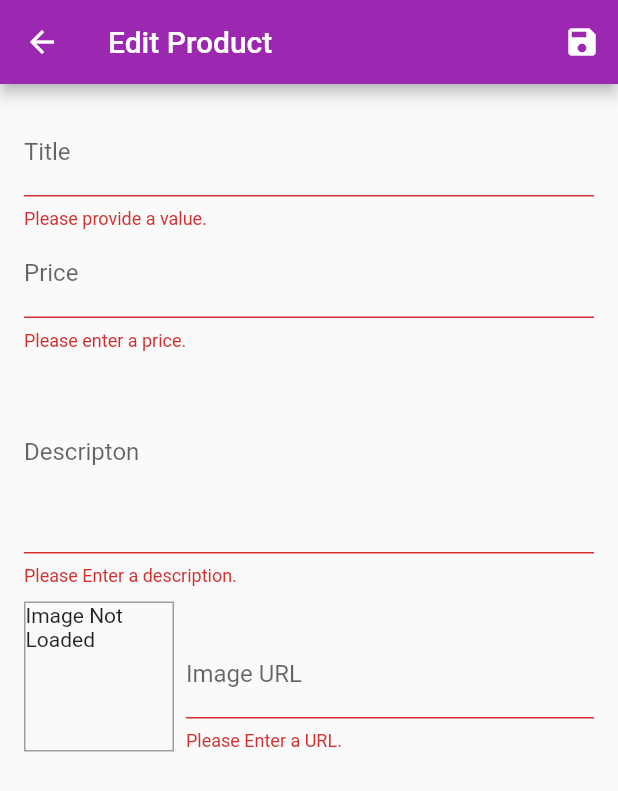
After one commit to mrinaljain/flutter_shoping_cart, a Flutter app: the EditProductScreen screen opened by its route, after a tap on the "save" icon, on a phone screen of 412 x 824 dp. The commit adds this screen. Shown: the top 791 px of the screen. Run offline on Flutter 3.47's test engine with Material 2 defaults, Android fonts, the phone set to English and light mode, and no system bars; network calls fail.

```diff
--- a/lib/my_app.dart
+++ b/lib/my_app.dart
@@ -3,10 +3,12 @@ import 'package:my_shop/providers/cart.dart';
 import 'package:my_shop/providers/orders.dart';
 import 'package:my_shop/providers/products.dart';
 import 'package:my_shop/screens/cart_screen.dart';
+import 'package:my_shop/screens/edit_product_screen.dart';
 import 'package:provider/provider.dart';
 import './screens/product_detail_screen.dart';
 import './screens/products_overview_screen.dart';
 import 'screens/orders_screen.dart';
+import 'screens/user_products_screen.dart';
 
 class MyApp extends StatelessWidget {
   // This widget is the root of your application.
@@ -27,6 +29,8 @@ class MyApp extends StatelessWidget {
           ProductDetailScreen.routeName: (ctx) => ProductDetailScreen(),
           CartScreen.routeName: (ctx) => CartScreen(),
           OrdersScreen.routeName: (ctx) => OrdersScreen(),
+          UserProductsScreen.routeName: (ctx) => UserProductsScreen(),
+          EditProductScreen.routeName: (ctx) => EditProductScreen(),
         },
       ),
     );
--- a/lib/providers/product.dart
+++ b/lib/providers/product.dart
@@ -13,7 +13,7 @@ class Product with ChangeNotifier {
     @required this.description,
     @required this.price,
     @required this.imageUrl,
-    this.isFavourite,
+    this.isFavourite = false,
   });
 
   void toggleFavouriteStatus() {
--- a/lib/providers/products.dart
+++ b/lib/providers/products.dart
@@ -53,7 +53,29 @@ class Products with ChangeNotifier {
     return _items.firstWhere((prod) => prod.id == id);
   }
 
-  void addProduct() {
+  void addProduct(Product newProduct) {
+    _items.add(Product(
+      id: DateTime.now().toString(),
+      title: newProduct.title,
+      description: newProduct.description,
+      price: newProduct.price,
+      imageUrl: newProduct.imageUrl,
+    ));
+    notifyListeners();
+  }
+
+  void updateProduct(String id, Product newProduct) {
+    final prodIndex = _items.indexWhere((prod) => prod.id == id);
+    if (prodIndex >= 0) {
+      _items[prodIndex] = newProduct;
+      notifyListeners();
+    } else {
+      print('lllll');
+    }
+  }
+
+  void deleteProduct(String id) {
+    _items.removeWhere((prod) => prod.id == id);
     notifyListeners();
   }
 }
--- a/lib/screens/cart_screen.dart
+++ b/lib/screens/cart_screen.dart
@@ -1,7 +1,6 @@
 import 'package:flutter/material.dart';
 import 'package:my_shop/providers/cart.dart' show Cart;
 import 'package:my_shop/providers/orders.dart';
-import 'package:my_shop/screens/orders_screen.dart';
 import 'package:my_shop/widgets/cart_item.dart';
 import 'package:provider/provider.dart';
 
--- /dev/null
+++ b/lib/screens/edit_product_screen.dart
@@ -0,0 +1,218 @@
+import 'package:flutter/material.dart';
+import 'package:my_shop/providers/product.dart';
+import 'package:my_shop/providers/products.dart';
+import 'package:provider/provider.dart';
+
+class EditProductScreen extends StatefulWidget {
+  static final routeName = 'edit-product';
+  @override
+  _EditProductScreenState createState() => _EditProductScreenState();
+}
+
+class _EditProductScreenState extends State<EditProductScreen> {
+  final _imageUrlController = TextEditingController();
+  final _form = GlobalKey<FormState>();
+  var _editedProduct = Product(
+    id: null,
+    title: '',
+    description: '',
+    price: 0,
+    imageUrl: '',
+  );
+  var _initValues = {
+    'title': '',
+    'description': '',
+    'price': '',
+    // 'imageUrl': '',
+  };
+  var _isInit = true;
+  @override
+  void dispose() {
+    _imageUrlController.dispose();
+    super.dispose();
+  }
+
+  @override
+  void didChangeDependencies() {
+    if (_isInit) {
+      final productId = ModalRoute.of(context).settings.arguments as String;
+      if (productId != null) {
+        _editedProduct =
+            Provider.of<Products>(context, listen: false).findById(productId);
+        _initValues = {
+          'title': _editedProduct.title,
+          'description': _editedProduct.description,
+          'price': _editedProduct.price.toString(),
+          // 'imageUrl': _editedProduct.imageUrl,
+        };
+        _imageUrlController.text = _editedProduct.imageUrl;
+      }
+    }
+    _isInit = false;
+    super.didChangeDependencies();
+  }
+
+  void _saveForm() {
+    final isValid = _form.currentState.validate();
+    if (!isValid) {
+      return;
+    }
+    _form.currentState.save();
+    if (_editedProduct.id != null) {
+      Provider.of<Products>(context, listen: false)
+          .updateProduct(_editedProduct.id, _editedProduct);
+    } else {
+      Provider.of<Products>(context, listen: false).addProduct(_editedProduct);
+    }
+    Navigator.of(context).pop();
+  }
+
+  @override
+  Widget build(BuildContext context) {
+    return Scaffold(
+      appBar: AppBar(
+        title: Text('Edit Product'),
+        actions: [
+          IconButton(icon: Icon(Icons.save), onPressed: () => _saveForm())
+        ],
+      ),
+      body: Padding(
+        padding: const EdgeInsets.all(16.0),
+        child: Form(
+          key: _form,
+          child: ListView(
+            children: [
+              TextFormField(
+                decoration: InputDecoration(labelText: 'Title'),
+                textInputAction: TextInputAction.next,
+                initialValue: _initValues['title'],
+                validator: (value) {
+                  if (value.isEmpty) {
+                    return 'Please provide a value.';
+                  } else {
+                    return null; //input is correct
+
+                  }
+                },
+                onSaved: (value) {
+                  _editedProduct = Product(
+                    id: null,
+                    title: value,
+                    imageUrl: _editedProduct.imageUrl,
+                    price: _editedProduct.price,
+                    description: _editedProduct.description,
+                  );
+                },
+              ),
+              TextFormField(
+                decoration: InputDecoration(labelText: 'Price'),
+                keyboardType: TextInputType.number,
+                textInputAction: TextInputAction.next,
+                initialValue: _initValues['price'],
+                validator: (value) {
+                  if (value.isEmpty) {
+                    return 'Please enter a price.';
+                  } else if (double.tryParse(value) == null) {
+                    return 'Please enter a valid number.';
+                  } else if (double.parse(value) <= 0) {
+                    return 'Please enter a number gratter then 0';
+                  } else {
+                    return null; //input is correct
+
+                  }
+                },
+                onSaved: (value) {
+                  _editedProduct = Product(
+                    id: null,
+                    title: _editedProduct.title,
+                    imageUrl: _editedProduct.imageUrl,
+                    price: double.parse(value),
+                    description: _editedProduct.description,
+                  );
+                },
+              ),
+              TextFormField(
+                decoration: InputDecoration(labelText: 'Descripton'),
+                maxLines: 5,
+                keyboardType: TextInputType.multiline,
+                initialValue: _initValues['description'],
+                validator: (value) {
+                  if (value.isEmpty) {
+                    return 'Please Enter a description.';
+                  } else if (value.length < 7) {
+                    return 'Please enter a longer description.';
+                  } else {
+                    return null; //input is correct
+                  }
+                },
+                onSaved: (value) {
+                  _editedProduct = Product(
+                    id: null,
+                    title: _editedProduct.title,
+                    imageUrl: _editedProduct.imageUrl,
+                    price: _editedProduct.price,
+                    description: value,
+                  );
+                },
+              ),
+              Row(
+                crossAxisAlignment: CrossAxisAlignment.end,
+                children: [
+                  Container(
+                    margin: EdgeInsets.only(top: 10, right: 8),
+                    decoration: BoxDecoration(
+                      border: Border.all(color: Colors.grey),
+                    ),
+                    width: 100,
+                    height: 100,
+                    child: _imageUrlController.text.isNotEmpty
+                        ? FittedBox(
+                            child: Container(
+                            child: Image.network(_imageUrlController.text),
+                          ))
+                        : Text('Image Not Loaded'),
+                  ),
+                  Expanded(
+                    child: TextFormField(
+                      decoration: InputDecoration(labelText: 'Image URL'),
+                      textInputAction: TextInputAction.done,
+                      keyboardType: TextInputType.url,
+                      controller: _imageUrlController,
+                      initialValue: _initValues['imageUrl'],
+                      onEditingComplete: () {
+                        setState(() {});
+                      },
+                      validator: (value) {
+                        if (value.isEmpty) {
+                          return 'Please Enter a URL.';
+                        }
+                        if (!value.startsWith('http') ||
+                            !value.startsWith('https')) {
+                          return 'Please enter a valid URL.';
+                        } else {
+                          return null; //input is correct
+                        }
+                      },
+                      onSaved: (value) {
+                        _editedProduct = Product(
+                          id: null,
+                          title: _editedProduct.title,
+                          imageUrl: value,
+                          price: _editedProduct.price,
+                          description: _editedProduct.description,
+                        );
+                      },
+                      onFieldSubmitted: (_) {
+                        _saveForm();
+                      },
+                    ),
+                  ),
+                ],
+              ),
+            ],
+          ),
+        ),
+      ),
+    );
+  }
+}
--- a/lib/widgets/app_drawer.dart
+++ b/lib/widgets/app_drawer.dart
@@ -1,5 +1,6 @@
 import 'package:flutter/material.dart';
 import 'package:my_shop/screens/orders_screen.dart';
+import 'package:my_shop/screens/user_products_screen.dart';
 
 class AppDrawer extends StatelessWidget {
   @override
@@ -27,6 +28,15 @@ class AppDrawer extends StatelessWidget {
               Navigator.of(context)
                   .pushReplacementNamed(OrdersScreen.routeName);
             },
+          ),
+          Divider(),
+          ListTile(
+            leading: Icon(Icons.edit),
+            title: Text('Manage Products'),
+            onTap: () {
+              Navigator.of(context)
+                  .pushReplacementNamed(UserProductsScreen.routeName);
+            },
           )
         ],
       ),
```
Also changed, not shown: lib/providers/cart.dart (+17 -0 lines), lib/screens/user_products_screen.dart (added, +39 -0 lines), lib/widgets/cart_item.dart (+20 -0 lines), lib/widgets/product_item.dart (+15 -5 lines), lib/widgets/user_product_item.dart (added, +46 -0 lines).
